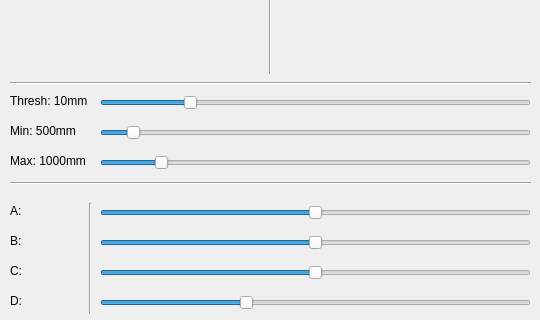
Before: the Qt Designer form Project/NISpeculum/GUI/FloorManagerGUI.ui in mariojgpinto/Thesis, drawn with Qt 5; both pictures show x 0 to 540 and y 176 to 496 of the 540 by 496 pixel window.
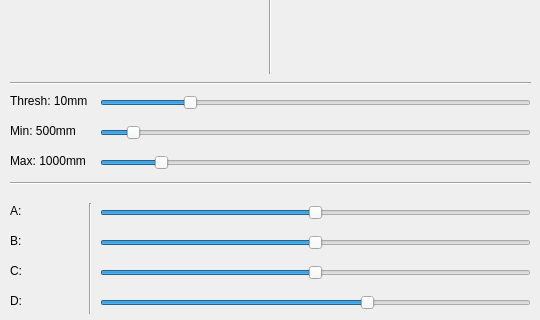
After: the same form once the commit is applied.

```diff
--- a/Project/NISpeculum/GUI/FloorManagerGUI.ui
+++ b/Project/NISpeculum/GUI/FloorManagerGUI.ui
@@ -133,10 +133,10 @@
      </rect>
     </property>
     <property name="minimum">
-     <number>0</number>
+     <number>-2000</number>
     </property>
     <property name="maximum">
-     <number>1500</number>
+     <number>2000</number>
     </property>
     <property name="value">
      <number>500</number>
```
